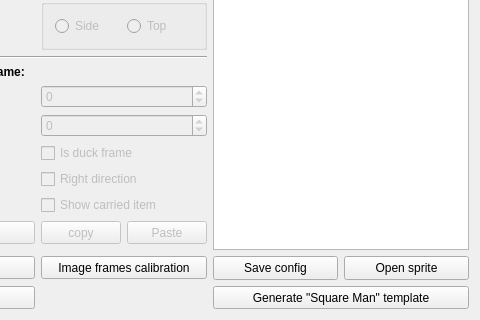
Old version of the form PlayableCalibrator/calibrationmain.ui in the repository WohlSoft/Moondust-Project; both pictures show x 108 to 588 and y 348 to 668 of the 588 by 668 pixel window.
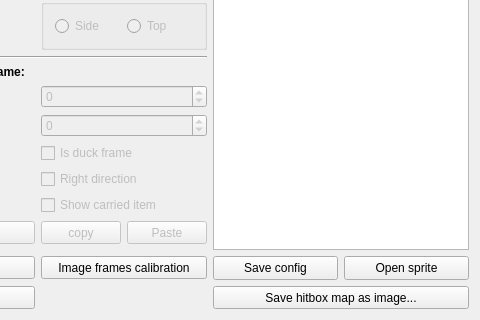
New version of the form. Icons and pictures are not drawn.

Commit message: Added RIGHT generation of hitbox map into the image.

Diff of the .ui file:
```diff
--- a/PlayableCalibrator/calibrationmain.ui
+++ b/PlayableCalibrator/calibrationmain.ui
@@ -250,7 +250,7 @@
       <string>Useful for tests or for cration from scratch</string>
      </property>
      <property name="text">
-      <string>Generate &quot;Square Man&quot; template</string>
+      <string>Save hitbox map as image...</string>
      </property>
     </widget>
    </item>
```
Left out of the diff: 5 changed lines with no effect on the pictures. The commit also changes 2 other files.
